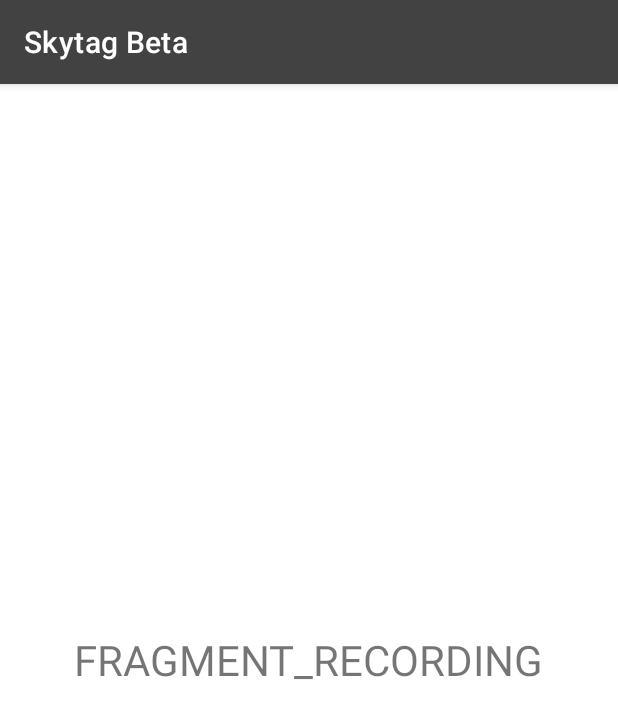
After one commit to geekmaster69/SkytagBeta, an Android app: the fragment RecordingFragment shown on its own in the app's theme, on a phone screen of 412 x 824 dp. The commit adds this screen. Shown: the top 718 px of the screen. Run offline under Robolectric (Android 15) with nearby library versions, the phone set to English and light mode, and no system bars.

Commit message:
Adicionando Fragment

```diff
--- a/app/src/main/java/com/example/skytagbeta/base/Constants.kt
+++ b/app/src/main/java/com/example/skytagbeta/base/Constants.kt
@@ -30,4 +30,6 @@ object Constants {
     const val TAG_OUTPUT = "OUTPUT"
 
     const val DELAY_TIME_MILLIS: Long = 3000
+    const val PANIC_BUTTON = "20"
+    const val UPDATE_LOCATION = "3"
 }
--- a/app/src/main/java/com/example/skytagbeta/presentation/main/service/BleService.kt
+++ b/app/src/main/java/com/example/skytagbeta/presentation/main/service/BleService.kt
@@ -126,12 +126,12 @@ class BleService : Service() {
                     Log.i(TAG, "Button Bluetooth Pressed!!!")
                     Handler(Looper.getMainLooper())
                         .post { makeStatusNotification(
-                            "Simple Click", applicationContext, false) }
+                            "Simple Click", applicationContext, 3) }
                 }else if (i==2){
                     Log.i(TAG, "Button Bluetooth twice")
                     Handler(Looper.getMainLooper())
                         .post { makeStatusNotification(
-                            "CLICK SOS", applicationContext, true) }
+                            "CLICK SOS", applicationContext, 20) }
                     sendLocation()
                 }
                 i = 0
@@ -158,7 +158,7 @@ class BleService : Service() {
                 latitud = latitude!!,
                 tagkey = macAddress!!,
                 contrasena = "1234",
-                codigo = "20",
+                codigo = Constants.PANIC_BUTTON,
                 fechahora = date,
                 identificador = identificador!!,
                 satelites = accuracy!!.toInt(),
--- a/app/src/main/java/com/example/skytagbeta/presentation/main/service/viewmodel/ServiceViewModel.kt
+++ b/app/src/main/java/com/example/skytagbeta/presentation/main/service/viewmodel/ServiceViewModel.kt
@@ -16,7 +16,6 @@ class ServiceViewModel : ViewModel(){
 
     fun gpsLocationServer(userInfo: UserInfo){
         viewModelScope.launch {
-
             try {
                 val result = updateServiceLocation.updateUserInfo(userInfo)
                 gpsModel.postValue(result)
@@ -25,9 +24,6 @@ class ServiceViewModel : ViewModel(){
             } catch (e: Exception) {
                 Log.e(TAG, "$e")
             }
-
         }
     }
-
-
 }
--- /dev/null
+++ b/app/src/main/java/com/example/skytagbeta/presentation/recordinfragment/RecordingFragment.kt
@@ -0,0 +1,52 @@
+package com.example.skytagbeta.presentation.recordinfragment
+
+import android.os.Bundle
+import androidx.fragment.app.Fragment
+import android.view.LayoutInflater
+import android.view.MenuItem
+import android.view.View
+import android.view.ViewGroup
+import androidx.fragment.app.viewModels
+import com.example.skytagbeta.R
+import com.example.skytagbeta.databinding.FragmentRecordingBinding
+import com.example.skytagbeta.presentation.main.MainActivity
+import com.example.skytagbeta.presentation.recordinfragment.fragmentviewmodel.RecordFragmentViewModel
+
+class RecordingFragment : Fragment() {
+    private lateinit var binding: FragmentRecordingBinding
+    private var mActivity: MainActivity? = null
+    private val recordFragmentViewModel: RecordFragmentViewModel by viewModels()
+    override fun onCreateView(inflater: LayoutInflater, container: ViewGroup?,
+                              savedInstanceState: Bundle?): View? {
+        binding = FragmentRecordingBinding.inflate(inflater, container, false)
+        return binding.root
+    }
+
+    override fun onViewCreated(view: View, savedInstanceState: Bundle?) {
+        super.onViewCreated(view, savedInstanceState)
+
+        mActivity = activity as? MainActivity
+        mActivity?.supportActionBar?.setDisplayHomeAsUpEnabled(true)
+        mActivity?.supportActionBar?.title = "Record"
+    }
+
+    override fun onOptionsItemSelected(item: MenuItem): Boolean {
+        return when(item.itemId){
+            android.R.id.home ->{
+                requireActivity().onBackPressedDispatcher.onBackPressed()
+                mActivity?.onBackPressed()
+                true
+            }
+            else ->super.onOptionsItemSelected(item)
+        }
+
+    }
+
+    override fun onDestroy() {
+        mActivity?.supportActionBar?.setDisplayHomeAsUpEnabled(false)
+        mActivity?.supportActionBar?.title = getString(R.string.app_name)
+        setHasOptionsMenu(false)
+        recordFragmentViewModel.showButtons(true)
+        super.onDestroy()
+    }
+}
--- /dev/null
+++ b/app/src/main/res/drawable/ic_arrow_up.xml
@@ -0,0 +1,5 @@
+<vector android:height="24dp" android:tint="#000000"
+    android:viewportHeight="24" android:viewportWidth="24"
+    android:width="24dp" xmlns:android="http://schemas.android.com/apk/res/android">
+    <path android:fillColor="@android:color/white" android:pathData="M12,20c-4.41,0 -8,-3.59 -8,-8s3.59,-8 8,-8s8,3.59 8,8S16.41,20 12,20M12,22c5.52,0 10,-4.48 10,-10c0,-5.52 -4.48,-10 -10,-10C6.48,2 2,6.48 2,12C2,17.52 6.48,22 12,22L12,22zM11,12l0,4h2l0,-4h3l-4,-4l-4,4H11z"/>
+</vector>
--- a/app/src/main/res/layout/activity_login.xml
+++ b/app/src/main/res/layout/activity_login.xml
@@ -5,7 +5,7 @@
     xmlns:tools="http://schemas.android.com/tools"
     android:layout_width="match_parent"
     android:layout_height="match_parent"
-    android:padding="@dimen/min_paddin_size"
+    android:padding="@dimen/min_padding_size"
     android:background="@color/grey"
     tools:context=".presentation.login.LoginActivity">
 
--- /dev/null
+++ b/app/src/main/res/layout/fragment_recording.xml
@@ -0,0 +1,23 @@
+<?xml version="1.0" encoding="utf-8"?>
+<FrameLayout xmlns:android="http://schemas.android.com/apk/res/android"
+    xmlns:tools="http://schemas.android.com/tools"
+    android:layout_width="match_parent"
+    android:layout_height="match_parent"
+    android:padding="@dimen/max_min_padding_size"
+    android:background="@color/white"
+    tools:context=".presentation.recordinfragment.RecordingFragment">
+
+    <!--<androidx.recyclerview.widget.RecyclerView
+        android:id="@+id/rvRecording"
+        android:layout_width="match_parent"
+        android:layout_height="wrap_content"
+        tools:listitem="@layout/item_status_list"/>-->
+
+    <TextView
+        android:layout_width="wrap_content"
+        android:layout_height="wrap_content"
+        android:text="FRAGMENT_RECORDING"
+        android:textSize="28sp"
+        android:layout_gravity="center"/>
+
+</FrameLayout>
--- a/app/src/main/res/values/dimens.xml
+++ b/app/src/main/res/values/dimens.xml
@@ -1,6 +1,7 @@
 <?xml version="1.0" encoding="utf-8"?>
 <resources>
     <dimen name="common_padding_default">16dp</dimen>
-    <dimen name="min_paddin_size">8dp</dimen>
+    <dimen name="min_padding_size">8dp</dimen>
+    <dimen name="max_min_padding_size">4dp</dimen>
     <dimen name="fab_margin">16dp</dimen>
 </resources>
--- a/app/src/main/res/values/strings.xml
+++ b/app/src/main/res/values/strings.xml
@@ -23,4 +23,9 @@
     <string name="remember_me">Remember me</string>
     <string name="required_field">Campo requerído</string>
     <string name="btn_delete_all">Borrar</string>
+    <string name="edit_title">Settings</string>
+    <string name="edit_exit">Logout</string>
+    <string name="menu_record">Record</string>
+    <!-- TODO: Remove or change this placeholder text -->
+    <string name="hello_blank_fragment">Hello blank fragment</string>
 </resources>
```
Also changed, not shown: app/src/main/java/com/example/skytagbeta/base/utils/WorkerUtils.kt (+25 -10 lines), app/src/main/java/com/example/skytagbeta/presentation/main/MainActivity.kt (+58 -15 lines), app/src/main/java/com/example/skytagbeta/presentation/main/worker/UpdateLocationWorker.kt (+12 -15 lines), app/src/main/java/com/example/skytagbeta/presentation/recordinfragment/fragmentviewmodel/RecordFragmentViewModel.kt (added, +14 -0 lines), app/src/main/res/layout/activity_main.xml (+4 -13 lines), app/src/main/res/layout/item_status_list.xml (+30 -16 lines), app/src/main/res/menu/menu_main.xml (added, +22 -0 lines).
